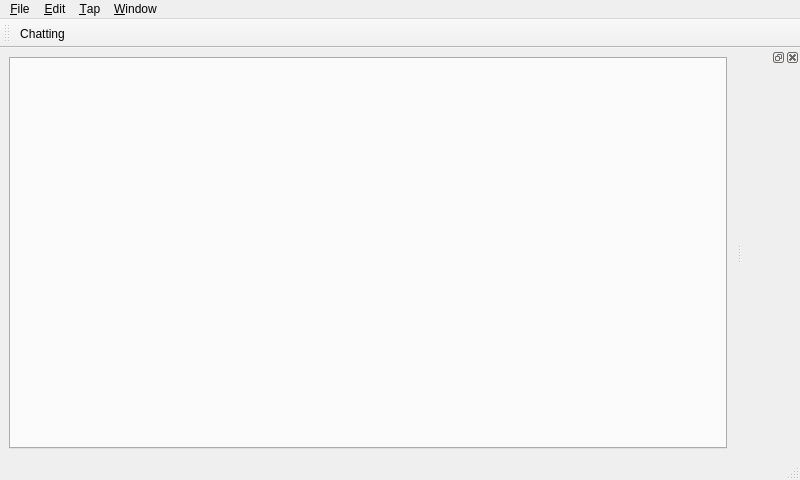
Old version of the form mainwindow.ui in the repository ChunJeong27/CRMMiniProject.
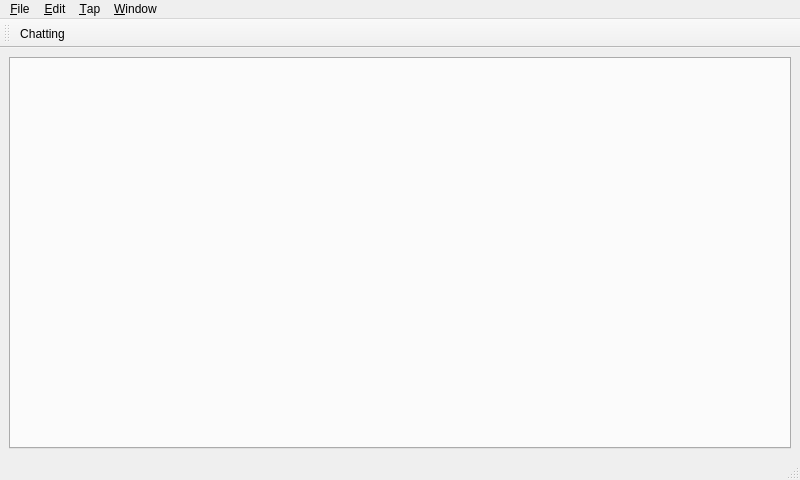
New version of the form.

```diff
--- a/mainwindow.ui
+++ b/mainwindow.ui
@@ -92,12 +92,6 @@
    </attribute>
    <addaction name="action_Chatting"/>
   </widget>
-  <widget class="QDockWidget" name="dockWidget">
-   <attribute name="dockWidgetArea">
-    <number>2</number>
-   </attribute>
-   <widget class="QWidget" name="dockWidgetContents_2"/>
-  </widget>
   <action name="action_Quit">
    <property name="text">
     <string>&amp;Quit</string>
```
